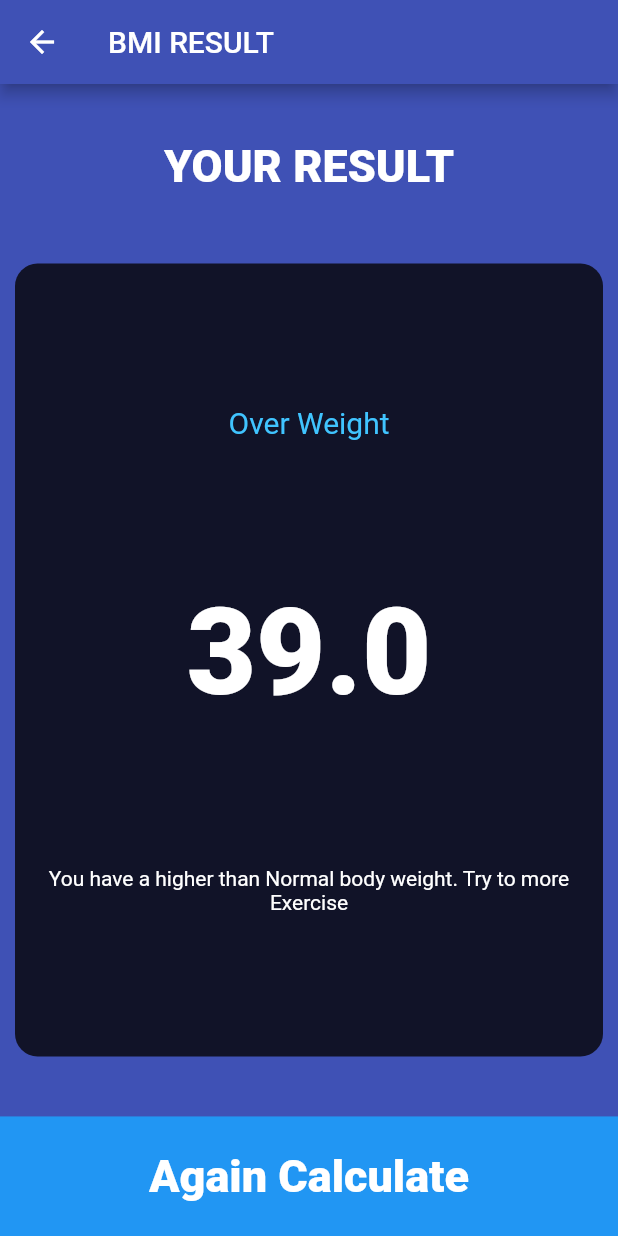
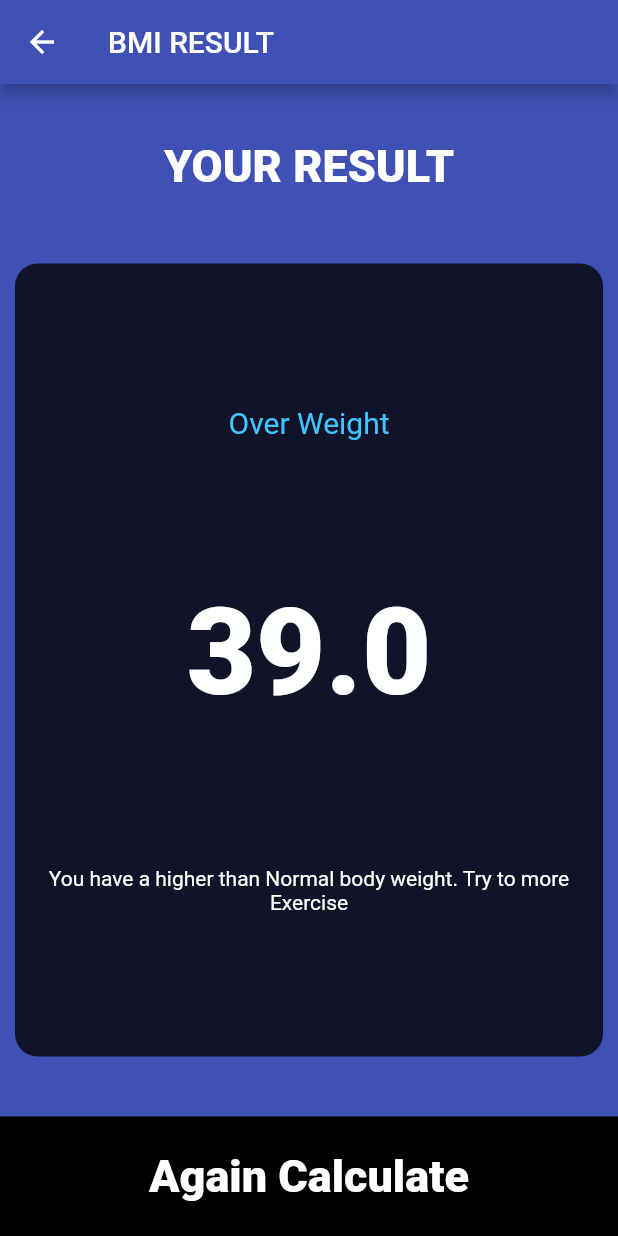
Before and after one commit to bilalahmad9/A-BMI-Calculator-App, a Flutter app: the screen it shows after launch, after a tap on "Calculate", on a phone screen of 412 x 824 dp. Run offline on Flutter 3.47's test engine with Material 2 defaults, Android fonts, the phone set to English and light mode, and no system bars; our stand-ins replace font_awesome_flutter.

Commit message:
Some bug fixes

```diff
--- a/lib/Input_Page.dart
+++ b/lib/Input_Page.dart
@@ -230,7 +230,7 @@ class _InputPageState extends State<InputPage> {
               child: Center(
                 child: Text('Calculate', style: ConstentTextLabe3),
               ),
-              color: Colors.blue,
+              color: Colors.black,
               height: 60,
               width: double.infinity,
               margin: EdgeInsets.only(top: 10),
--- a/lib/Resultfind.dart
+++ b/lib/Resultfind.dart
@@ -56,7 +56,7 @@ class Resultfind extends StatelessWidget {
                   child: Center(
                     child: Text('Again Calculate', style: ConstentTextLabe3),
                   ),
-                  color: Colors.blue,
+                  color: Colors.black,
                   height: 40,
                   width: double.infinity,
                   margin: EdgeInsets.only(top: 30),
```
